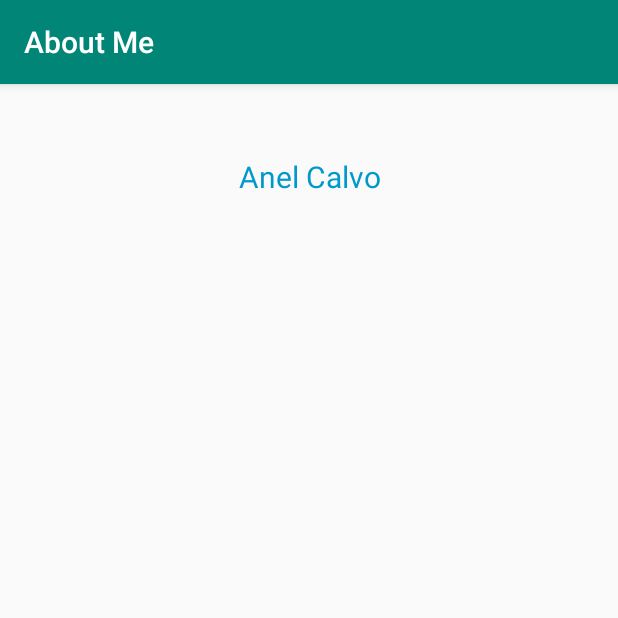
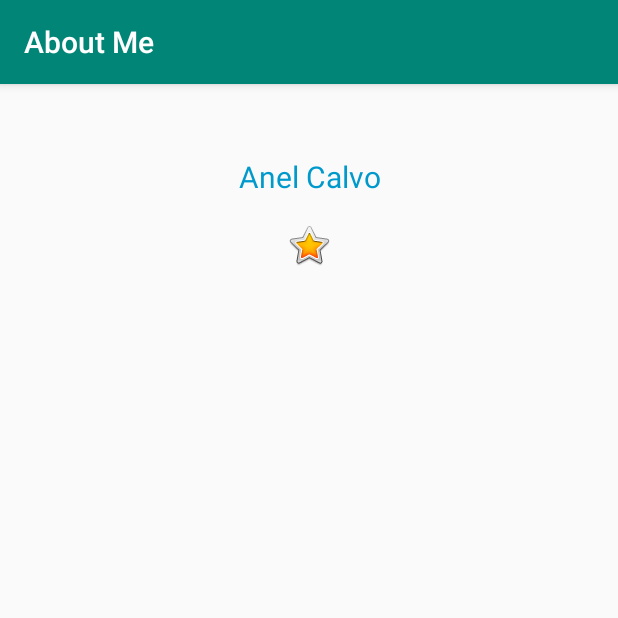
Before and after one commit to AnelCC/AboutMe, an Android app: the screen it shows after launch (MainActivity), on a phone screen of 412 x 824 dp, the top half of it. Run offline under Robolectric (Android 15) with nearby library versions, the phone set to English and light mode, and no system bars; Roboto replaces fonts that are not available here.

Commit message:
add ImageView and image resources

```diff
--- a/app/src/main/res/layout/activity_main.xml
+++ b/app/src/main/res/layout/activity_main.xml
@@ -1,5 +1,6 @@
 <?xml version="1.0" encoding="utf-8"?>
 <LinearLayout xmlns:android="http://schemas.android.com/apk/res/android"
+    xmlns:app="http://schemas.android.com/apk/res-auto"
     android:layout_width="match_parent"
     android:layout_height="match_parent"
     android:layout_marginTop="@dimen/layout_margin"
@@ -13,4 +14,12 @@
         android:text="@string/name"
         android:textAlignment="center"
         style="@style/NameStyle" />
+
+    <ImageView
+        android:id="@+id/star_image"
+        android:layout_width="match_parent"
+        android:layout_height="wrap_content"
+        android:layout_marginTop="@dimen/layout_margin"
+        android:contentDescription="@string/yellow_star"
+        app:srcCompat="@android:drawable/btn_star_big_on" />
 </LinearLayout>
--- a/app/src/main/res/values/strings.xml
+++ b/app/src/main/res/values/strings.xml
@@ -1,4 +1,5 @@
 <resources>
     <string name="app_name">About Me</string>
     <string name="name">Anel Calvo</string>
+    <string name="yellow_star">YelloStar</string>
 </resources>
```
